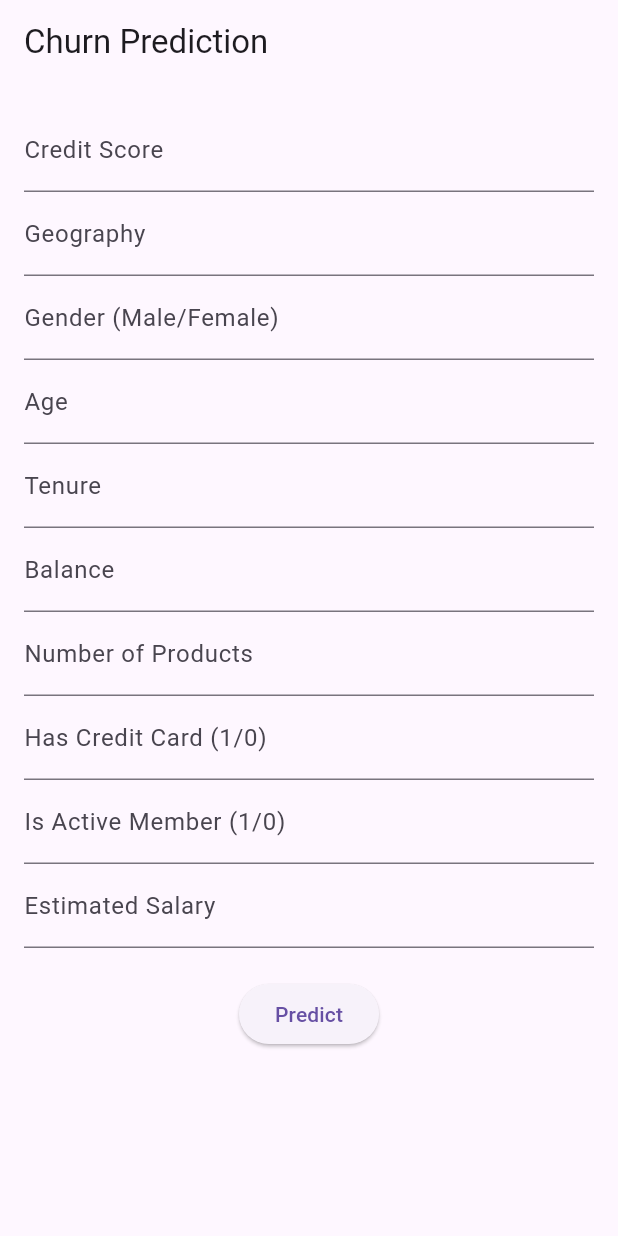
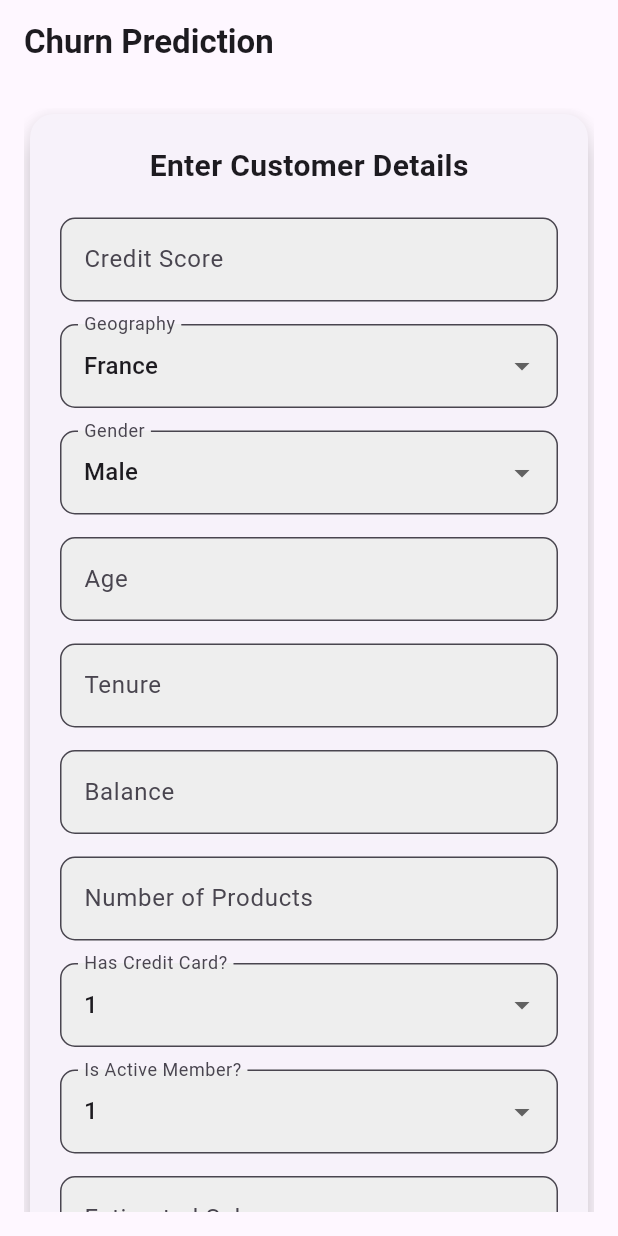
Before and after one commit to nmarizani/linear_regression_model, a Flutter app: the screen it shows after launch, on a phone screen of 412 x 824 dp. Run offline on Flutter 3.47's test engine with Material 3 defaults, Android fonts, the phone set to English and light mode, and no system bars.

Commit message:
Enhanced flutter UI

```diff
--- a/summative/FlutterApp/churn_prediction_app/lib/home_page.dart
+++ b/summative/FlutterApp/churn_prediction_app/lib/home_page.dart
@@ -13,48 +13,45 @@ class _HomePageState extends State<HomePage> {
 
   // Controllers for input fields
   final TextEditingController creditScoreController = TextEditingController();
-  final TextEditingController geographyController = TextEditingController();
-  final TextEditingController genderController = TextEditingController();
   final TextEditingController ageController = TextEditingController();
   final TextEditingController tenureController = TextEditingController();
   final TextEditingController balanceController = TextEditingController();
   final TextEditingController numOfProductsController = TextEditingController();
-  final TextEditingController hasCrCardController = TextEditingController();
-  final TextEditingController isActiveMemberController = TextEditingController();
   final TextEditingController estimatedSalaryController = TextEditingController();
+
+  // Dropdown values
+  String selectedGeography = "France";
+  String selectedGender = "Male";
+  String selectedHasCrCard = "1";
+  String selectedIsActiveMember = "1";
 
   // Function to send prediction request
   Future<void> predictChurn() async {
-  final url = Uri.parse("https://customer-churn-prediction-pfei.onrender.com/predict");
+    final url = Uri.parse("https://customer-churn-prediction-6kqk.onrender.com/predict");
 
     Map<String, dynamic> inputData = {
       "CreditScore": int.parse(creditScoreController.text),
-    "Geography": geographyController.text,
-    "Gender": genderController.text,
+      "Geography": selectedGeography,
+      "Gender": selectedGender,
       "Age": int.parse(ageController.text),
       "Tenure": int.parse(tenureController.text),
       "Balance": double.parse(balanceController.text),
       "NumOfProducts": int.parse(numOfProductsController.text),
-    "HasCrCard": int.parse(hasCrCardController.text),
-    "IsActiveMember": int.parse(isActiveMemberController.text),
+      "HasCrCard": int.parse(selectedHasCrCard),
+      "IsActiveMember": int.parse(selectedIsActiveMember),
       "EstimatedSalary": double.parse(estimatedSalaryController.text)
     };
 
     try {
-    print("Sending data: ${jsonEncode(inputData)}"); // Debugging
-
       final response = await http.post(
         url,
         headers: {"Content-Type": "application/json"},
         body: jsonEncode(inputData),
       );
 
-    print("Response Code: ${response.statusCode}");
-    print("Response Body: ${response.body}");
-
       if (response.statusCode == 200) {
         final responseData = jsonDecode(response.body);
-      String prediction = responseData['predicted_value'].toString();
+        String prediction = responseData['churn_prediction'].toString();
 
         Navigator.push(
           context,
@@ -64,40 +61,92 @@ class _HomePageState extends State<HomePage> {
         throw Exception("API Error: ${response.statusCode}");
       }
     } catch (error) {
-    print("Error: $error");  // Debugging
       ScaffoldMessenger.of(context).showSnackBar(
         SnackBar(content: Text("Error: $error")),
       );
     }
   }
 
-
   @override
   Widget build(BuildContext context) {
     return Scaffold(
-      appBar: AppBar(title: Text("Churn Prediction")),
+      appBar: AppBar(title: Text("Churn Prediction", style: TextStyle(fontWeight: FontWeight.bold))),
       body: Padding(
         padding: EdgeInsets.all(16.0),
+        child: SingleChildScrollView(
+          child: Card(
+            elevation: 8,
+            shape: RoundedRectangleBorder(borderRadius: BorderRadius.circular(16)),
+            child: Padding(
+              padding: EdgeInsets.all(20),
               child: Form(
                 key: _formKey,
                 child: Column(
                   children: [
-              TextFormField(controller: creditScoreController, decoration: InputDecoration(labelText: "Credit Score")),
-              TextFormField(controller: geographyController, decoration: InputDecoration(labelText: "Geography")),
-              TextFormField(controller: genderController, decoration: InputDecoration(labelText: "Gender (Male/Female)")),
-              TextFormField(controller: ageController, decoration: InputDecoration(labelText: "Age")),
-              TextFormField(controller: tenureController, decoration: InputDecoration(labelText: "Tenure")),
-              TextFormField(controller: balanceController, decoration: InputDecoration(labelText: "Balance")),
-              TextFormField(controller: numOfProductsController, decoration: InputDecoration(labelText: "Number of Products")),
-              TextFormField(controller: hasCrCardController, decoration: InputDecoration(labelText: "Has Credit Card (1/0)")),
-              TextFormField(controller: isActiveMemberController, decoration: InputDecoration(labelText: "Is Active Member (1/0)")),
-              TextFormField(controller: estimatedSalaryController, decoration: InputDecoration(labelText: "Estimated Salary")),
+                    Text("Enter Customer Details", style: TextStyle(fontSize: 20, fontWeight: FontWeight.bold)),
                     SizedBox(height: 20),
-              ElevatedButton(onPressed: predictChurn, child: Text("Predict"))
+
+                    _buildTextField(creditScoreController, "Credit Score"),
+                    _buildDropdown(["France", "Germany", "Spain"], selectedGeography, "Geography", (val) => setState(() => selectedGeography = val!)),
+                    _buildDropdown(["Male", "Female"], selectedGender, "Gender", (val) => setState(() => selectedGender = val!)),
+                    _buildTextField(ageController, "Age"),
+                    _buildTextField(tenureController, "Tenure"),
+                    _buildTextField(balanceController, "Balance"),
+                    _buildTextField(numOfProductsController, "Number of Products"),
+                    _buildDropdown(["1", "0"], selectedHasCrCard, "Has Credit Card?", (val) => setState(() => selectedHasCrCard = val!)),
+                    _buildDropdown(["1", "0"], selectedIsActiveMember, "Is Active Member?", (val) => setState(() => selectedIsActiveMember = val!)),
+                    _buildTextField(estimatedSalaryController, "Estimated Salary"),
+
+                    SizedBox(height: 20),
+                    ElevatedButton(
+                      onPressed: predictChurn,
+                      style: ElevatedButton.styleFrom(
+                        padding: EdgeInsets.symmetric(vertical: 12, horizontal: 32),
+                        shape: RoundedRectangleBorder(borderRadius: BorderRadius.circular(10)),
+                        backgroundColor: Colors.blueAccent,
+                      ),
+                      child: Text("Predict", style: TextStyle(fontSize: 18, fontWeight: FontWeight.bold)),
+                    ),
                   ],
+                ),
+              ),
+            ),
           ),
         ),
       ),
     );
   }
+
+  Widget _buildTextField(TextEditingController controller, String label) {
+    return Padding(
+      padding: const EdgeInsets.only(bottom: 15),
+      child: TextFormField(
+        controller: controller,
+        decoration: InputDecoration(
+          labelText: label,
+          border: OutlineInputBorder(borderRadius: BorderRadius.circular(10)),
+          filled: true,
+          fillColor: Colors.grey[200],
+        ),
+        keyboardType: TextInputType.number,
+      ),
+    );
   }
+
+  Widget _buildDropdown(List<String> items, String selectedValue, String label, ValueChanged<String?> onChanged) {
+    return Padding(
+      padding: const EdgeInsets.only(bottom: 15),
+      child: DropdownButtonFormField<String>(
+        value: selectedValue,
+        decoration: InputDecoration(
+          labelText: label,
+          border: OutlineInputBorder(borderRadius: BorderRadius.circular(10)),
+          filled: true,
+          fillColor: Colors.grey[200],
+        ),
+        items: items.map((e) => DropdownMenuItem(child: Text(e), value: e)).toList(),
+        onChanged: onChanged,
+      ),
+    );
+  }
+}
--- a/summative/FlutterApp/churn_prediction_app/lib/main.dart
+++ b/summative/FlutterApp/churn_prediction_app/lib/main.dart
@@ -2,8 +2,25 @@ import 'package:flutter/material.dart';
 import 'home_page.dart';
 
 void main() {
-  runApp(MaterialApp(
-    debugShowCheckedModeBanner: false,
-    home: HomePage(),
-  ));
+  runApp(MyApp());
 }
+
+class MyApp extends StatelessWidget {
+  @override
+  Widget build(BuildContext context) {
+    return MaterialApp(
+      title: 'Churn Prediction App',
+      debugShowCheckedModeBanner: false,
+      theme: ThemeData(
+        primarySwatch: Colors.blue,
+        brightness: Brightness.light,
+      ),
+      darkTheme: ThemeData(
+        brightness: Brightness.dark,
+        primarySwatch: Colors.blue,
+      ),
+      themeMode: ThemeMode.system, // Automatically adapts to system theme
+      home: HomePage(),
+    );
+  }
+}
```
Also changed, not shown: summative/FlutterApp/churn_prediction_app/lib/result_page.dart (+18 -4 lines). Lines whose indentation alone changed are shown as unchanged.
